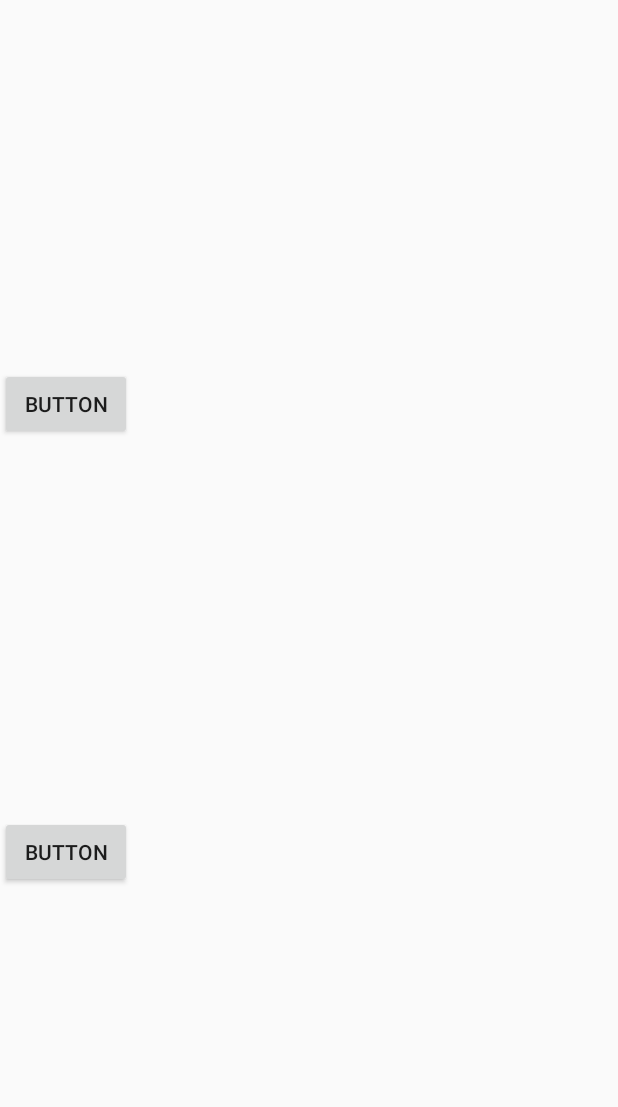
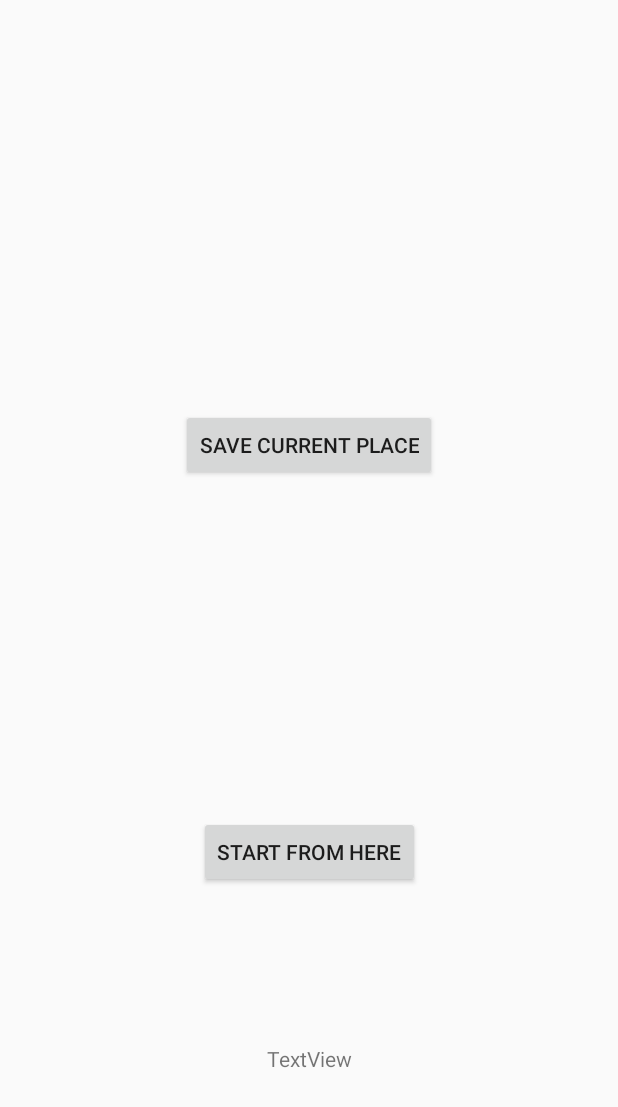
Before and after one commit to TrevorTWX/HackGT2018, an Android app: the layout on_capture.xml on its own in the app's theme, with its tools: preview values and no code run, on a phone screen of 412 x 824 dp. Shown: the top 1107 px of the screen. Run offline under Robolectric (Android 15) with nearby library versions, the phone set to English and light mode, and no system bars.

Commit message:
added http request sample

```diff
--- a/android_trevor/BarcodeReaderSample-master/app/build.gradle
+++ b/android_trevor/BarcodeReaderSample-master/app/build.gradle
@@ -28,6 +28,7 @@ dependencies {
     implementation 'com.android.support.constraint:constraint-layout:1.0.2'
     implementation 'com.google.android.gms:play-services-vision:11.8.0'
     compile "org.jetbrains.kotlin:kotlin-stdlib-jdk7:$kotlin_version"
+    compile 'com.android.volley:volley:1.1.1'
 }
 repositories {
     mavenCentral()
--- a/android_trevor/BarcodeReaderSample-master/app/src/main/AndroidManifest.xml
+++ b/android_trevor/BarcodeReaderSample-master/app/src/main/AndroidManifest.xml
@@ -4,6 +4,8 @@
 
     <uses-permission android:name="android.permission.CAMERA" />
     <uses-permission android:name="android.permission.WRITE_EXTERNAL_STORAGE" />
+    <uses-permission android:name="android.permission.INTERNET" />
+
 
     <application
         android:allowBackup="true"
--- a/android_trevor/BarcodeReaderSample-master/app/src/main/java/com/varvet/barcodereadersample/MainActivity.kt
+++ b/android_trevor/BarcodeReaderSample-master/app/src/main/java/com/varvet/barcodereadersample/MainActivity.kt
@@ -9,6 +9,10 @@ import android.widget.TextView
 import com.google.android.gms.common.api.CommonStatusCodes
 import com.google.android.gms.vision.barcode.Barcode
 import com.varvet.barcodereadersample.barcode.BarcodeCaptureActivity
+import com.android.volley.toolbox.Volley
+import com.android.volley.toolbox.StringRequest
+import com.android.volley.Request
+import com.android.volley.Response
 
 class MainActivity : AppCompatActivity() {
 
@@ -33,7 +37,23 @@ class MainActivity : AppCompatActivity() {
                     val barcode = data.getParcelableExtra<Barcode>(BarcodeCaptureActivity.BarcodeObject)
                     val p = barcode.cornerPoints
                     mResultTextView.text = barcode.displayValue
+                    // change to on_capture layout
                     setContentView(R.layout.on_capture)
+                    // send html request and get back result
+                    val queue = Volley.newRequestQueue(this)
+                    val url = "http://45.77.223.113/?input=Trevor"
+                    val textView = findViewById<TextView>(R.id.request_response)
+
+                    // Request a string response from the provided URL.
+                    val stringRequest = StringRequest(Request.Method.GET, url,
+                            Response.Listener<String> { response ->
+                                // Display the first 500 characters of the response string.
+                                textView.text = "Response is: ${response}"
+                            },
+                            Response.ErrorListener { textView.text = "That didn't work!" })
+
+// Add the request to the RequestQueue.
+                    queue.add(stringRequest)
                 } else
                     mResultTextView.setText(R.string.no_barcode_captured)
             } else
--- a/android_trevor/BarcodeReaderSample-master/app/src/main/res/layout/on_capture.xml
+++ b/android_trevor/BarcodeReaderSample-master/app/src/main/res/layout/on_capture.xml
@@ -7,22 +7,41 @@
     android:layout_height="match_parent">
 
     <Button
-        android:id="@+id/button2"
+        android:id="@+id/save_place"
         android:layout_width="wrap_content"
         android:layout_height="wrap_content"
         android:layout_marginBottom="56dp"
+        android:layout_marginEnd="8dp"
+        android:layout_marginStart="8dp"
         android:layout_marginTop="50dp"
-        android:text="Button"
-        app:layout_constraintBottom_toTopOf="@+id/button3"
+        android:text="Save current place"
+        app:layout_constraintBottom_toTopOf="@+id/choose_nav"
+        app:layout_constraintEnd_toEndOf="parent"
+        app:layout_constraintStart_toStartOf="parent"
         app:layout_constraintTop_toTopOf="parent"
-        tools:layout_editor_absoluteX="148dp" />
+        app:layout_constraintVertical_bias="0.571" />
 
     <Button
-        android:id="@+id/button3"
+        android:id="@+id/choose_nav"
         android:layout_width="wrap_content"
         android:layout_height="wrap_content"
         android:layout_marginBottom="232dp"
-        android:text="Button"
+        android:layout_marginEnd="8dp"
+        android:layout_marginStart="8dp"
+        android:text="Start from here"
         app:layout_constraintBottom_toBottomOf="parent"
-        tools:layout_editor_absoluteX="148dp" />
+        app:layout_constraintEnd_toEndOf="parent"
+        app:layout_constraintStart_toStartOf="parent" />
+
+    <TextView
+        android:id="@+id/request_response"
+        android:layout_width="wrap_content"
+        android:layout_height="wrap_content"
+        android:layout_marginEnd="8dp"
+        android:layout_marginStart="8dp"
+        android:layout_marginTop="104dp"
+        android:text="TextView"
+        app:layout_constraintEnd_toEndOf="parent"
+        app:layout_constraintStart_toStartOf="parent"
+        app:layout_constraintTop_toBottomOf="@+id/choose_nav" />
 </android.support.constraint.ConstraintLayout>
```
